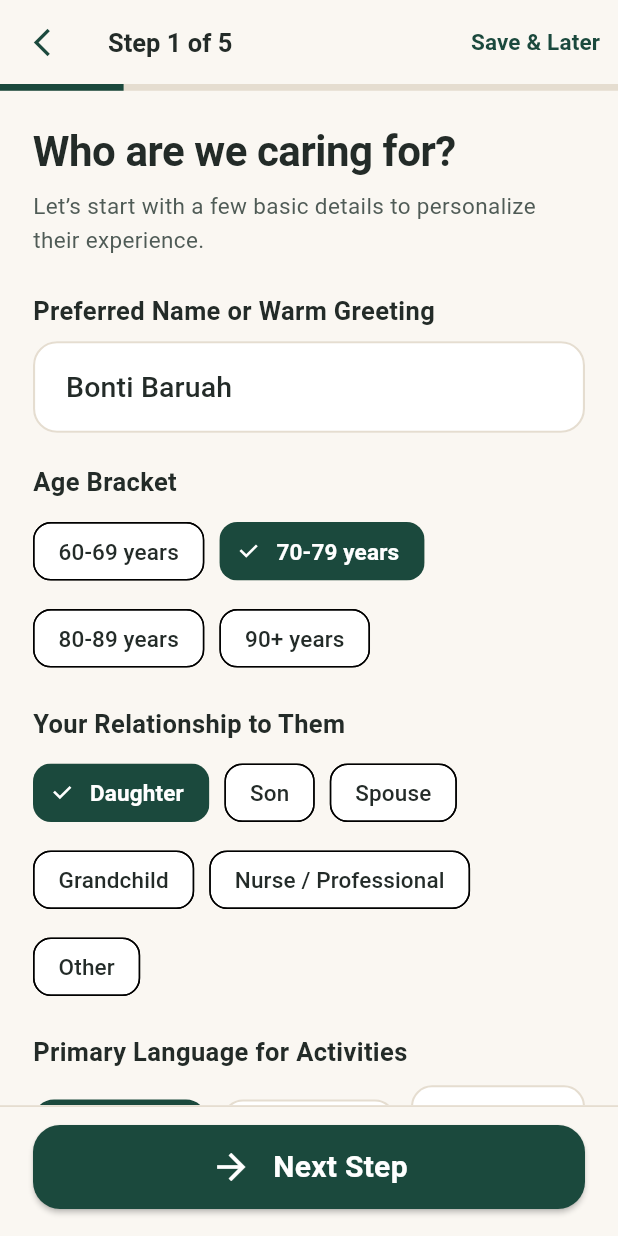
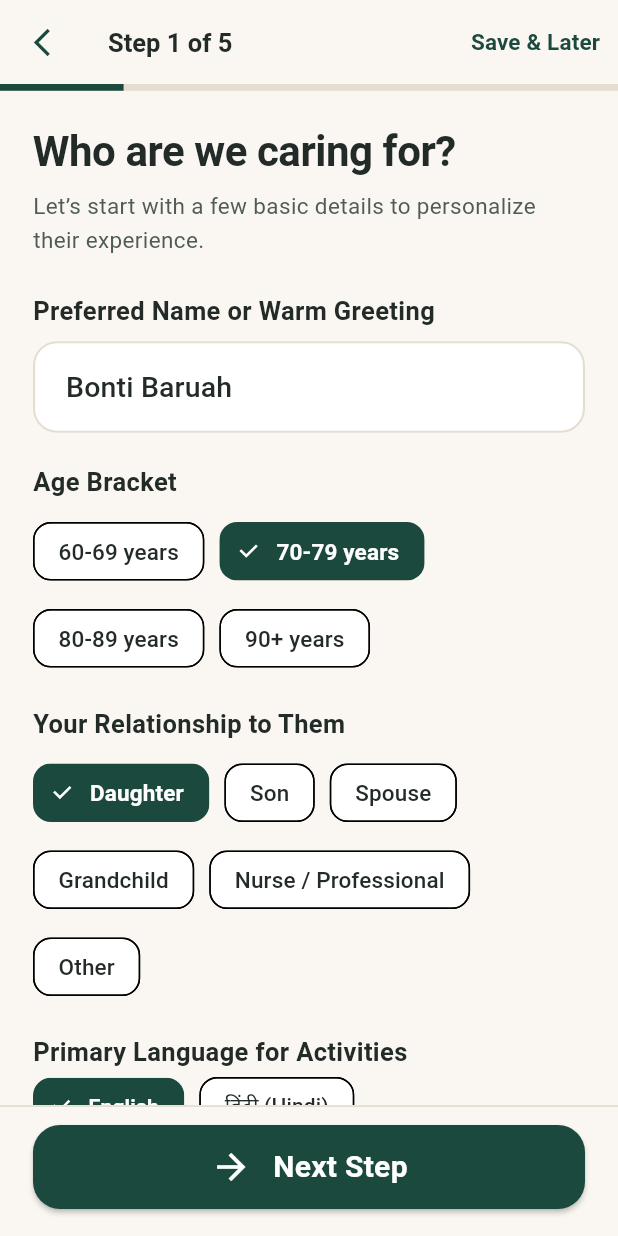
Before and after one commit to ManjiriKench/SIH-Dementia-Platform, a Flutter app: the CaregiverOnboardingScreen screen opened by its route, on a phone screen of 412 x 824 dp. Run offline on Flutter 3.47's test engine with Material 3 defaults, Android fonts, the phone set to English and light mode, and no system bars; accounts and stored records are empty.

Commit message:
feat(screens): add Today's Journey hub and eliminate all RenderFlex overflow exceptions

```diff
--- a/mobile/lib/main.dart
+++ b/mobile/lib/main.dart
@@ -5,6 +5,7 @@ import 'core/theme/app_theme.dart';
 import 'screens/ai_processing/ai_processing_screen.dart';
 import 'screens/ai_processing/domain_overview_screen.dart';
 import 'screens/backend_test/backend_test_screen.dart';
+import 'screens/journey/todays_journey_screen.dart';
 import 'screens/language/language_selection_screen.dart';
 import 'screens/onboarding/caregiver_onboarding_screen.dart';
 import 'screens/role/role_selection_screen.dart';
@@ -32,6 +33,7 @@ class DementiaAssistApp extends StatelessWidget {
         AppRoutes.caregiverOnboarding: (context) => const CaregiverOnboardingScreen(),
         AppRoutes.aiProcessing: (context) => const AiProcessingScreen(),
         AppRoutes.domainOverview: (context) => const DomainOverviewScreen(),
+        AppRoutes.todaysJourney: (context) => const TodaysJourneyScreen(),
         '/backend_test': (context) => const BackendTestScreen(),
       },
     );
--- a/mobile/lib/screens/onboarding/caregiver_onboarding_screen.dart
+++ b/mobile/lib/screens/onboarding/caregiver_onboarding_screen.dart
@@ -380,47 +380,31 @@ class _CaregiverOnboardingScreenState extends State<CaregiverOnboardingScreen> {
         const SizedBox(height: 22),
         // Preferred Language
         const Text('Primary Language for Activities', style: AppTypography.caregiverSubheading),
-        const SizedBox(height: 10),
-        Row(
+        Wrap(
+          spacing: 10,
+          runSpacing: 10,
           children: [
-            _buildLangPill('en', 'English'),
-            const SizedBox(width: 10),
-            _buildLangPill('hi', 'हिंदी (Hindi)'),
-            const SizedBox(width: 10),
-            _buildLangPill('as', 'অসমীয়া (Assamese)'),
-          ],
+            {'code': 'en', 'label': 'English'},
+            {'code': 'hi', 'label': 'हिंदी (Hindi)'},
+            {'code': 'as', 'label': 'অসমীয়া (Assamese)'},
+          ].map((lang) {
+            final isSelected = _preferredLanguage == lang['code'];
+            return ChoiceChip(
+              label: Text(lang['label']!),
+              selected: isSelected,
+              selectedColor: AppColors.forestPrimary,
+              labelStyle: TextStyle(
+                color: isSelected ? Colors.white : AppColors.textPrimary,
+                fontWeight: isSelected ? FontWeight.w700 : FontWeight.w500,
+                fontSize: 14,
+              ),
+              backgroundColor: Colors.white,
+              shape: RoundedRectangleBorder(borderRadius: BorderRadius.circular(12)),
+              onSelected: (_) => setState(() => _preferredLanguage = lang['code']!),
+            );
+          }).toList(),
         ),
       ],
-    );
-  }
-
-  Widget _buildLangPill(String code, String label) {
-    final isSelected = _preferredLanguage == code;
-    return Expanded(
-      child: InkWell(
-        onTap: () => setState(() => _preferredLanguage = code),
-        borderRadius: BorderRadius.circular(14),
-        child: Container(
-          padding: const EdgeInsets.symmetric(vertical: 14),
-          decoration: BoxDecoration(
-            color: isSelected ? AppColors.forestPrimary : Colors.white,
-            borderRadius: BorderRadius.circular(14),
-            border: Border.all(
-              color: isSelected ? AppColors.forestPrimary : AppColors.borderSoft,
-              width: 1.4,
-            ),
-          ),
-          child: Text(
-            label,
-            style: TextStyle(
-              fontSize: 13,
-              fontWeight: FontWeight.w700,
-              color: isSelected ? Colors.white : AppColors.textPrimary,
-            ),
-            textAlign: TextAlign.center,
-          ),
-        ),
-      ),
     );
   }
 
--- a/mobile/lib/widgets/common/elder_button.dart
+++ b/mobile/lib/widgets/common/elder_button.dart
@@ -98,9 +98,11 @@ class ElderButton extends StatelessWidget {
       ],
     );
 
-    return SizedBox(
-      height: height,
-      width: isFullWidth ? double.infinity : null,
+    return ConstrainedBox(
+      constraints: BoxConstraints(
+        minHeight: height,
+        minWidth: isFullWidth ? double.infinity : 0,
+      ),
       child: Material(
         color: onPressed == null ? AppColors.borderSoft : bg,
         shape: RoundedRectangleBorder(
@@ -114,7 +116,7 @@ class ElderButton extends StatelessWidget {
           splashColor: fg.withValues(alpha: 0.12),
           highlightColor: fg.withValues(alpha: 0.08),
           child: Padding(
-            padding: const EdgeInsets.symmetric(horizontal: 20, vertical: 8),
+            padding: const EdgeInsets.symmetric(horizontal: 16, vertical: 10),
             child: buttonContent,
           ),
         ),
```
Also changed, not shown: mobile/lib/screens/journey/todays_journey_screen.dart (added, +312 -0 lines), 1 other file.
